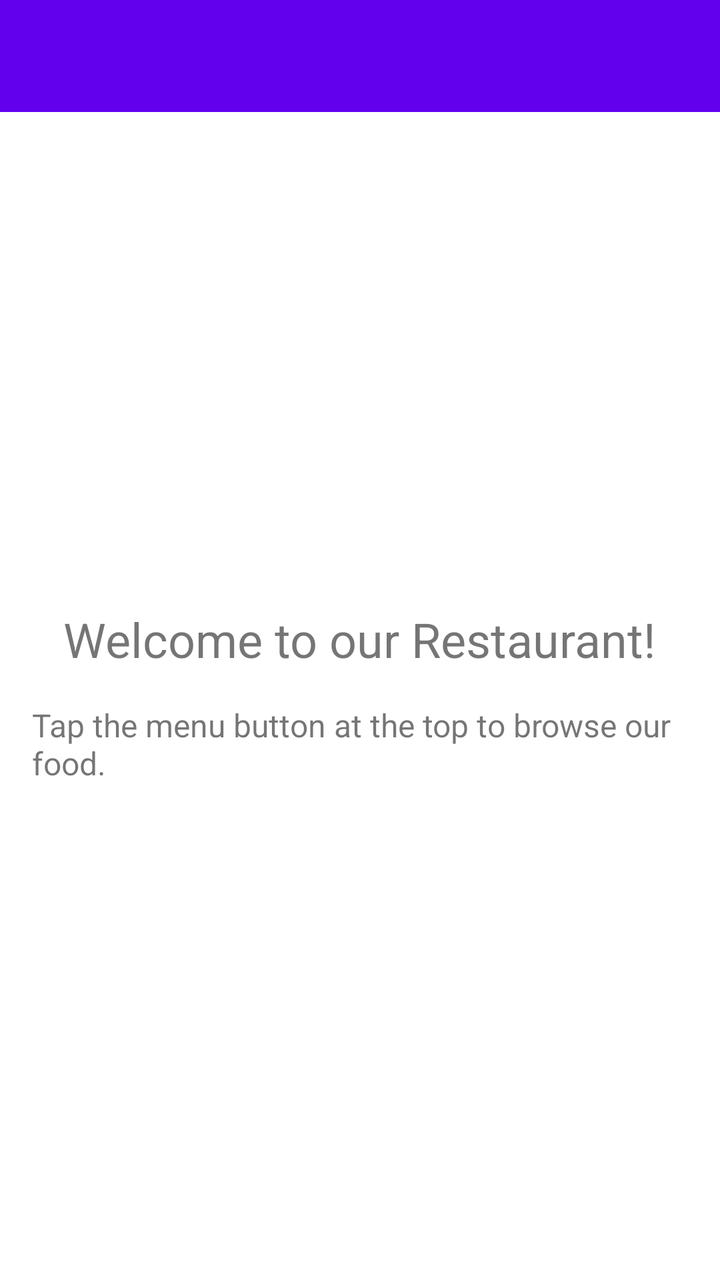
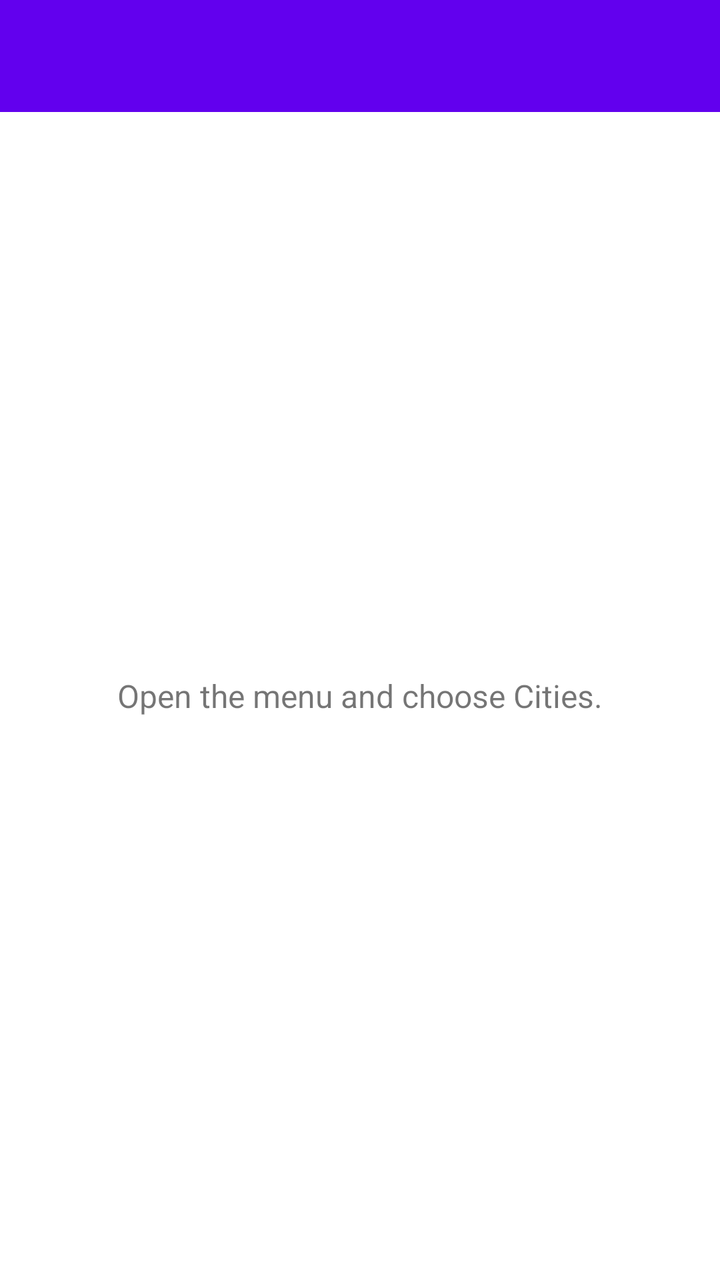

Screens rendered from an Android XML layout before and after an edit, with the pre-edit source and the edit as a unified diff.
<!-- AndroidManifest.xml: application theme Theme.MyApplication -->
<!-- res/layout/activity_main.xml -->
<?xml version="1.0" encoding="utf-8"?>
<LinearLayout xmlns:android="http://schemas.android.com/apk/res/android"
    xmlns:app="http://schemas.android.com/apk/res-auto"
    android:id="@+id/main_layout"
    android:layout_width="match_parent"
    android:layout_height="match_parent"
    android:orientation="vertical">

    <com.google.android.material.appbar.MaterialToolbar
        android:id="@+id/toolbar"
        android:layout_width="match_parent"
        android:layout_height="?attr/actionBarSize"
        android:background="?attr/colorPrimary"
        app:titleTextColor="@android:color/white" />

    <LinearLayout
        android:layout_width="match_parent"
        android:layout_height="0dp"
        android:layout_weight="1"
        android:gravity="center"
        android:orientation="vertical"
        android:padding="16dp">

    <TextView
        android:layout_width="wrap_content"
        android:layout_height="wrap_content"
        android:text="@string/welcome_message"
        android:textSize="24sp" />

    <TextView
        android:layout_width="wrap_content"
        android:layout_height="wrap_content"
        android:layout_marginTop="16dp"
        android:text="@string/menu_instruction"
        android:textSize="16sp" />
    </LinearLayout>
</LinearLayout>
<!-- resources referenced by this layout -->
<resources>
  <string name="menu_instruction">Tap the menu button at the top to browse our food.</string>
  <string name="welcome_message">Welcome to our Restaurant!</string>
  <style name="Theme.MyApplication" parent="Theme.MaterialComponents.DayNight.NoActionBar">
          
          <item name="colorPrimary">@color/purple_500</item>
          <item name="colorPrimaryVariant">@color/purple_700</item>
          <item name="colorOnPrimary">@color/white</item>
          
          <item name="colorSecondary">@color/teal_200</item>
          <item name="colorSecondaryVariant">@color/teal_700</item>
          <item name="colorOnSecondary">@color/black</item>
          
          <item name="android:statusBarColor">?attr/colorPrimaryVariant</item>
          
      </style>
  <color name="purple_500">#FF6200EE</color>
  <color name="purple_700">#FF3700B3</color>
  <color name="white">#FFFFFFFF</color>
  <color name="teal_200">#FF03DAC5</color>
  <color name="teal_700">#FF018786</color>
  <color name="black">#FF000000</color>
</resources>

<!-- the commit's change to res/layout/activity_main.xml (unified diff, before → after) -->
@@ -24,13 +24,6 @@
     <TextView
         android:layout_width="wrap_content"
         android:layout_height="wrap_content"
-        android:text="@string/welcome_message"
-        android:textSize="24sp" />
-
-    <TextView
-        android:layout_width="wrap_content"
-        android:layout_height="wrap_content"
-        android:layout_marginTop="16dp"
         android:text="@string/menu_instruction"
         android:textSize="16sp" />
     </LinearLayout>
<!-- resource entries referenced after the edit -->
@@ -1,7 +1,6 @@
 <!-- resources referenced by this layout -->
 <resources>
-  <string name="menu_instruction">Tap the menu button at the top to browse our food.</string>
-  <string name="welcome_message">Welcome to our Restaurant!</string>
+  <string name="menu_instruction">Open the menu and choose Cities.</string>
   <style name="Theme.MyApplication" parent="Theme.MaterialComponents.DayNight.NoActionBar">
           
           <item name="colorPrimary">@color/purple_500</item>
